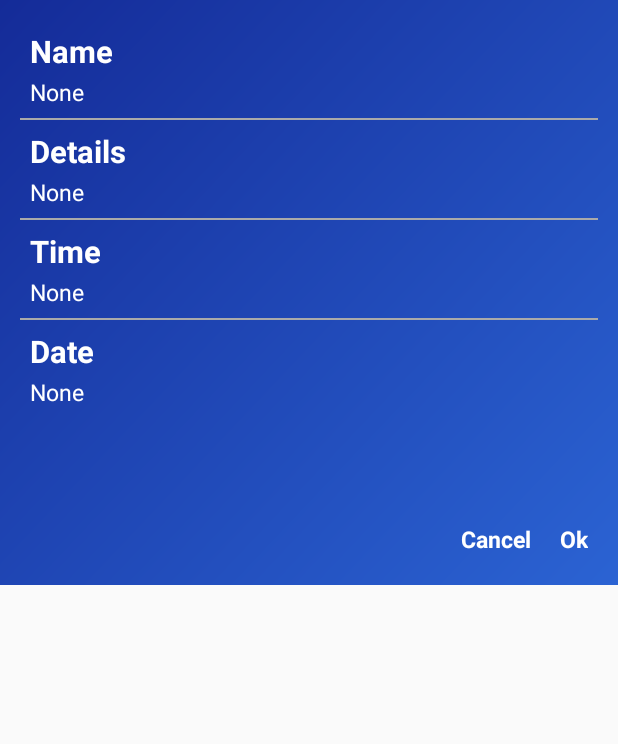
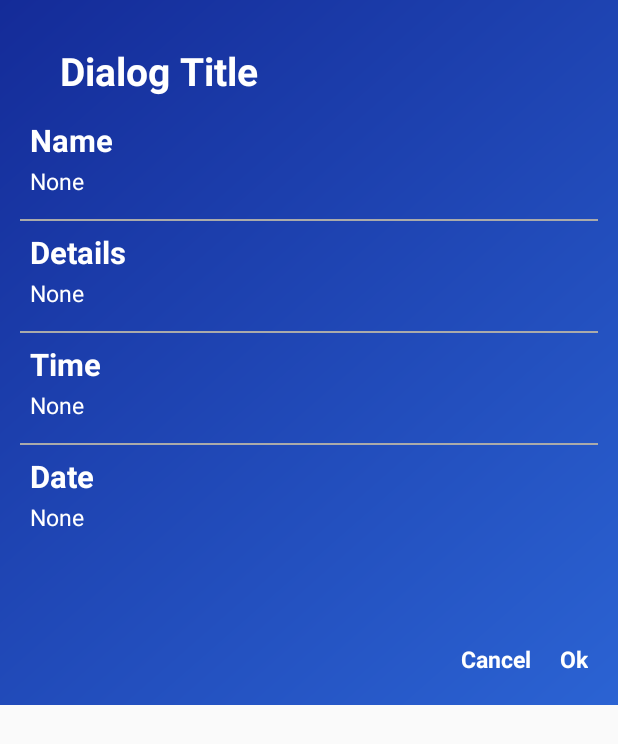
Before and after one commit to Shuvo1260/CSE-Student-Mate, an Android app: the layout add_update_reminder.xml on its own in the app's theme, with its tools: preview values and no code run, on a phone screen of 412 x 824 dp. Shown: the top 744 px of the screen. Run offline under Robolectric (Android 15) with nearby library versions, the light colour scheme and no system bars.

Commit message:
TimeDateFormatter class has created, add_update_reminder and edit_text_dialog_view layout and design has updated. Complete the add features.

```diff
--- a/app/src/main/java/com/example/csestudentmate/Home/Reminders/Features/RemindersList.java
+++ b/app/src/main/java/com/example/csestudentmate/Home/Reminders/Features/RemindersList.java
@@ -152,7 +152,7 @@ public class RemindersList extends Fragment {
         // Setting current time in the dialog
         String time = DateFormat.getTimeInstance(DateFormat.SHORT).format(calendar.getTime());
         String date = DateFormat.getDateInstance().format(calendar.getTime());
-        reminderDialog.setCalendar(1, time, date);
+        reminderDialog.setField(1,"", "", time, date);
 
         try {
             reminderDialog.setDissmissListener(new ReminderDialog.OnDismissListener() {
@@ -167,6 +167,7 @@ public class RemindersList extends Fragment {
                     reminderAdapter.isCheckedBuild(ischecked);
                     reminderAdapter.notifyDataSetChanged();
                     recyclerView.setAdapter(reminderAdapter);
+                    emptyChecker();
                 }
             });
         }catch (Exception e){
--- a/app/src/main/res/layout/add_update_reminder.xml
+++ b/app/src/main/res/layout/add_update_reminder.xml
@@ -1,179 +1,214 @@
 <?xml version="1.0" encoding="utf-8"?>
-<RelativeLayout
+<LinearLayout
     xmlns:android="http://schemas.android.com/apk/res/android"
+    xmlns:app="http://schemas.android.com/apk/res-auto"
+    xmlns:tools="http://schemas.android.com/tools"
     android:layout_width="match_parent"
-    android:layout_height="@dimen/_300sdp"
+    android:layout_height="wrap_content"
     android:background="@drawable/theme"
     android:orientation="vertical"
     android:padding="@dimen/_10sdp"
-    android:scrollbars="vertical"
     >
+
+    <android.support.v4.widget.NestedScrollView
+        android:layout_width="match_parent"
+        android:layout_height="match_parent">
+        <android.support.constraint.ConstraintLayout
+            android:layout_width="match_parent"
+            android:layout_height="match_parent">
+
+            <TextView
+                android:id="@+id/dialogTitleId"
+                android:layout_width="wrap_content"
+                android:layout_height="wrap_content"
+                android:layout_marginStart="8dp"
+                android:layout_marginLeft="8dp"
+                android:layout_marginTop="16dp"
+                android:layout_marginEnd="8dp"
+                android:layout_marginRight="8dp"
+                android:text="Dialog Title"
+                android:textStyle="bold"
+                android:textColor="@android:color/white"
+                android:textSize="@dimen/_20sdp"
+                app:layout_constraintEnd_toEndOf="parent"
+                app:layout_constraintHorizontal_bias="0.079"
+                app:layout_constraintStart_toStartOf="parent"
+                app:layout_constraintTop_toTopOf="parent" />
+
 
             <LinearLayout
                 android:id="@+id/reminderNameLayoutId"
                 android:layout_width="match_parent"
                 android:layout_height="wrap_content"
+                android:layout_marginTop="8dp"
                 android:orientation="vertical"
-        >
+                app:layout_constraintTop_toBottomOf="@+id/dialogTitleId">
+
                 <TextView
                     android:layout_width="wrap_content"
                     android:layout_height="wrap_content"
+                    android:layout_marginLeft="@dimen/_5sdp"
+                    android:layout_marginTop="@dimen/_5sdp"
+                    android:layout_marginBottom="@dimen/_2sdp"
                     android:text="@string/name"
-            android:textStyle="bold"
+                    android:textColor="@android:color/white"
                     android:textSize="@dimen/_16sdp"
-            android:textColor="@android:color/white"
-            android:layout_marginBottom="@dimen/_2sdp"
-            android:layout_marginTop="@dimen/_5sdp"
-            android:layout_marginLeft="@dimen/_5sdp"
-            />
+                    android:textStyle="bold" />
+
                 <TextView
                     android:id="@+id/reminderNameId"
                     android:layout_width="wrap_content"
                     android:layout_height="wrap_content"
+                    android:layout_marginLeft="@dimen/_5sdp"
+                    android:layout_marginBottom="@dimen/_5sdp"
                     android:text="@string/none"
-            android:textSize="@dimen/_12sdp"
                     android:textColor="@android:color/white"
-            android:layout_marginBottom="@dimen/_5sdp"
-            android:layout_marginLeft="@dimen/_5sdp"
-            />
+                    android:textSize="@dimen/_12sdp" />
             </LinearLayout>
-
 
             <LinearLayout
                 android:id="@+id/reminderDetailsLayoutId"
                 android:layout_width="match_parent"
                 android:layout_height="wrap_content"
+                android:layout_below="@id/reminderNameLayoutId"
+                android:layout_marginTop="8dp"
                 android:orientation="vertical"
-        android:layout_below="@id/reminderNameLayoutId"
-        >
+                app:layout_constraintTop_toBottomOf="@+id/reminderNameLayoutId"
+                tools:layout_editor_absoluteX="0dp">
+
                 <View
                     android:layout_width="match_parent"
                     android:layout_height="1dp"
-        android:background="@android:color/darker_gray"
-        />
+                    android:background="@android:color/darker_gray" />
+
                 <TextView
                     android:layout_width="wrap_content"
                     android:layout_height="wrap_content"
+                    android:layout_marginLeft="@dimen/_5sdp"
+                    android:layout_marginTop="@dimen/_5sdp"
+                    android:layout_marginBottom="@dimen/_2sdp"
                     android:text="@string/details"
-            android:textStyle="bold"
+                    android:textColor="@android:color/white"
                     android:textSize="@dimen/_16sdp"
-            android:textColor="@android:color/white"
-            android:layout_marginBottom="@dimen/_2sdp"
-            android:layout_marginTop="@dimen/_5sdp"
-            android:layout_marginLeft="@dimen/_5sdp"
-            />
+                    android:textStyle="bold" />
+
                 <TextView
                     android:id="@+id/reminderDetailsId"
                     android:layout_width="wrap_content"
                     android:layout_height="wrap_content"
+                    android:layout_marginLeft="@dimen/_5sdp"
+                    android:layout_marginBottom="@dimen/_5sdp"
+                    android:maxHeight="@dimen/_30sdp"
                     android:text="@string/none"
-            android:textSize="@dimen/_12sdp"
                     android:textColor="@android:color/white"
-            android:maxHeight="@dimen/_30sdp"
-            android:layout_marginBottom="@dimen/_5sdp"
-            android:layout_marginLeft="@dimen/_5sdp"
-            />
+                    android:textSize="@dimen/_12sdp" />
             </LinearLayout>
 
             <LinearLayout
                 android:id="@+id/reminderTimeLayoutId"
                 android:layout_width="match_parent"
                 android:layout_height="wrap_content"
+                android:layout_below="@id/reminderDetailsLayoutId"
+                android:layout_marginTop="8dp"
                 android:orientation="vertical"
-        android:layout_below="@id/reminderDetailsLayoutId"
-        >
+                app:layout_constraintTop_toBottomOf="@+id/reminderDetailsLayoutId">
+
                 <View
                     android:layout_width="match_parent"
                     android:layout_height="1dp"
-            android:background="@android:color/darker_gray"
-            />
+                    android:background="@android:color/darker_gray" />
+
                 <TextView
                     android:layout_width="wrap_content"
                     android:layout_height="wrap_content"
+                    android:layout_marginLeft="@dimen/_5sdp"
+                    android:layout_marginTop="@dimen/_5sdp"
+                    android:layout_marginBottom="@dimen/_2sdp"
                     android:text="@string/time"
-            android:textStyle="bold"
+                    android:textColor="@android:color/white"
                     android:textSize="@dimen/_16sdp"
-            android:textColor="@android:color/white"
-            android:layout_marginBottom="@dimen/_2sdp"
-            android:layout_marginTop="@dimen/_5sdp"
-            android:layout_marginLeft="@dimen/_5sdp"
-            />
+                    android:textStyle="bold" />
+
                 <TextView
                     android:id="@+id/reminderTimeId"
                     android:layout_width="wrap_content"
                     android:layout_height="wrap_content"
+                    android:layout_marginLeft="@dimen/_5sdp"
+                    android:layout_marginBottom="@dimen/_5sdp"
                     android:text="@string/none"
-            android:textSize="@dimen/_12sdp"
                     android:textColor="@android:color/white"
-            android:layout_marginBottom="@dimen/_5sdp"
-            android:layout_marginLeft="@dimen/_5sdp"
-            />
+                    android:textSize="@dimen/_12sdp" />
             </LinearLayout>
 
             <LinearLayout
                 android:id="@+id/reminderDateLayoutId"
                 android:layout_width="match_parent"
                 android:layout_height="wrap_content"
+                android:layout_below="@id/reminderTimeLayoutId"
+                android:layout_marginTop="8dp"
                 android:orientation="vertical"
-        android:layout_below="@id/reminderTimeLayoutId"
-        >
+                app:layout_constraintTop_toBottomOf="@+id/reminderTimeLayoutId"
+                tools:layout_editor_absoluteX="0dp">
+
                 <View
                     android:layout_width="match_parent"
                     android:layout_height="1dp"
-            android:background="@android:color/darker_gray"
-            />
+                    android:background="@android:color/darker_gray" />
+
                 <TextView
                     android:layout_width="wrap_content"
                     android:layout_height="wrap_content"
+                    android:layout_marginLeft="@dimen/_5sdp"
+                    android:layout_marginTop="@dimen/_5sdp"
+                    android:layout_marginBottom="@dimen/_2sdp"
                     android:text="@string/date"
-            android:textStyle="bold"
+                    android:textColor="@android:color/white"
                     android:textSize="@dimen/_16sdp"
-            android:textColor="@android:color/white"
-            android:layout_marginBottom="@dimen/_2sdp"
-            android:layout_marginTop="@dimen/_5sdp"
-            android:layout_marginLeft="@dimen/_5sdp"
-            />
+                    android:textStyle="bold" />
+
                 <TextView
                     android:id="@+id/reminderDataId"
                     android:layout_width="wrap_content"
                     android:layout_height="wrap_content"
+                    android:layout_marginLeft="@dimen/_5sdp"
+                    android:layout_marginBottom="@dimen/_5sdp"
                     android:text="@string/none"
-            android:textSize="@dimen/_12sdp"
                     android:textColor="@android:color/white"
-            android:layout_marginBottom="@dimen/_5sdp"
-            android:layout_marginLeft="@dimen/_5sdp"
-            />
+                    android:textSize="@dimen/_12sdp" />
             </LinearLayout>
 
-
-    <RelativeLayout
+            <LinearLayout
                 android:layout_width="match_parent"
                 android:layout_height="wrap_content"
                 android:layout_alignParentBottom="true"
+                android:layout_marginTop="60dp"
                 android:gravity="end"
                 android:padding="@dimen/_5sdp"
-        >
+                app:layout_constraintTop_toBottomOf="@+id/reminderDateLayoutId"
+                tools:layout_editor_absoluteX="0dp">
 
                 <TextView
                     android:id="@+id/cancelId"
                     android:layout_width="wrap_content"
                     android:layout_height="wrap_content"
+                    android:text="@string/cancel"
                     android:textColor="@android:color/white"
                     android:textSize="@dimen/_12sdp"
-            android:textStyle="bold"
-            android:text="@string/cancel"
-            />
+                    android:textStyle="bold" />
+
                 <TextView
                     android:id="@+id/okId"
                     android:layout_width="wrap_content"
                     android:layout_height="wrap_content"
+                    android:layout_marginLeft="@dimen/_15sdp"
+                    android:layout_toRightOf="@id/cancelId"
+                    android:text="@string/ok"
                     android:textColor="@android:color/white"
                     android:textSize="@dimen/_12sdp"
-            android:textStyle="bold"
-            android:text="@string/ok"
-            android:layout_toRightOf="@id/cancelId"
-            android:layout_marginLeft="@dimen/_15sdp"
-            />
-    </RelativeLayout>
+                    android:textStyle="bold" />
+            </LinearLayout>
+        </android.support.constraint.ConstraintLayout>
 
-</RelativeLayout>
+    </android.support.v4.widget.NestedScrollView>
+
+</LinearLayout>
```
Also changed, not shown: app/src/main/java/com/example/csestudentmate/Home/Reminders/Adapter/ReminderAdapter.java (+54 -33 lines), app/src/main/java/com/example/csestudentmate/Home/Reminders/Features/ReminderDialog.java (+54 -28 lines), app/src/main/java/com/example/csestudentmate/Home/Reminders/Features/TimeDateFormatter.java (added, +43 -0 lines), app/src/main/res/layout/edit_text_dialog_view.xml (+4 -4 lines). Lines whose indentation alone changed are shown as unchanged.
